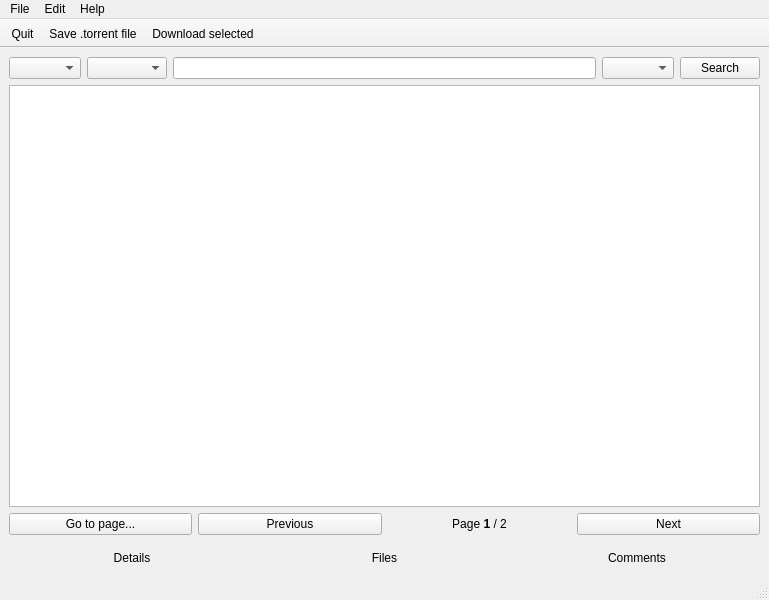
mayudev/NyaaDesktop, file resources/MainWindow.ui: the form before one commit.
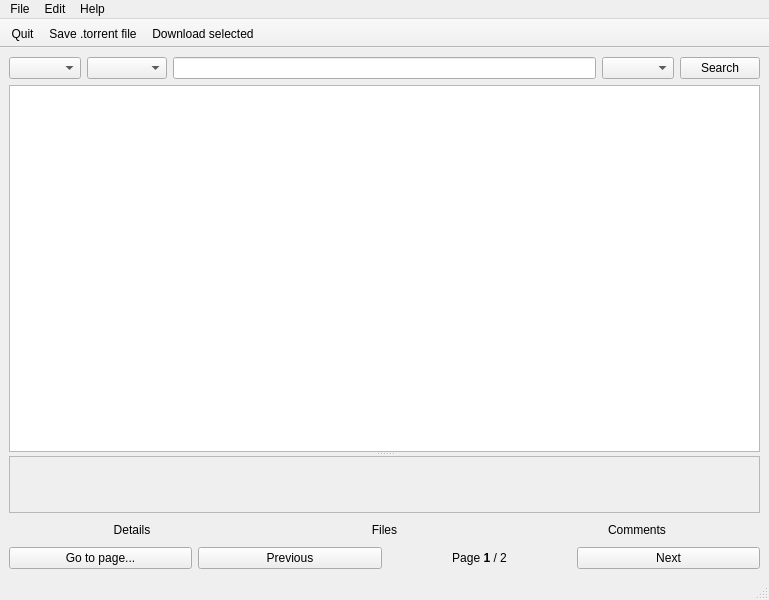
The form after the commit. Icons and pictures are not drawn.

Commit message: Made tabs resizable

Patch:
```diff
--- a/resources/MainWindow.ui
+++ b/resources/MainWindow.ui
@@ -14,7 +14,7 @@
    <string>NyaaDesktop</string>
   </property>
   <widget class="QWidget" name="centralwidget">
-   <layout class="QVBoxLayout" name="verticalLayout" stretch="0,0,0,0,0">
+   <layout class="QVBoxLayout" name="verticalLayout">
     <item>
      <layout class="QHBoxLayout" name="search_bar">
       <item>
@@ -55,6 +55,10 @@
      </layout>
     </item>
     <item>
+     <widget class="QSplitter" name="splitter">
+      <property name="orientation">
+       <enum>Qt::Vertical</enum>
+      </property>
      <widget class="QTreeView" name="results">
       <property name="contextMenuPolicy">
        <enum>Qt::CustomContextMenu</enum>
@@ -72,43 +76,6 @@
        <bool>true</bool>
       </property>
      </widget>
-    </item>
-    <item>
-     <layout class="QHBoxLayout" name="horizontalLayout">
-      <item>
-       <widget class="QPushButton" name="page_go">
-        <property name="text">
-         <string>Go to page...</string>
-        </property>
-       </widget>
-      </item>
-      <item>
-       <widget class="QPushButton" name="page_prev">
-        <property name="text">
-         <string>Previous</string>
-        </property>
-       </widget>
-      </item>
-      <item>
-       <widget class="QLabel" name="page_display">
-        <property name="text">
-         <string>Page &lt;b&gt;1&lt;/b&gt; / 2</string>
-        </property>
-        <property name="alignment">
-         <set>Qt::AlignCenter</set>
-        </property>
-       </widget>
-      </item>
-      <item>
-       <widget class="QPushButton" name="page_next">
-        <property name="text">
-         <string>Next</string>
-        </property>
-       </widget>
-      </item>
-     </layout>
-    </item>
-    <item>
      <widget class="QFrame" name="frame">
       <property name="frameShape">
        <enum>QFrame::StyledPanel</enum>
@@ -117,6 +84,7 @@
        <enum>QFrame::Raised</enum>
       </property>
      </widget>
+     </widget>
     </item>
     <item>
      <layout class="QHBoxLayout" name="buttons">
@@ -173,6 +141,41 @@
       </item>
      </layout>
     </item>
+    <item>
+     <layout class="QHBoxLayout" name="horizontalLayout">
+      <item>
+       <widget class="QPushButton" name="page_go">
+        <property name="text">
+         <string>Go to page...</string>
+        </property>
+       </widget>
+      </item>
+      <item>
+       <widget class="QPushButton" name="page_prev">
+        <property name="text">
+         <string>Previous</string>
+        </property>
+       </widget>
+      </item>
+      <item>
+       <widget class="QLabel" name="page_display">
+        <property name="text">
+         <string>Page &lt;b&gt;1&lt;/b&gt; / 2</string>
+        </property>
+        <property name="alignment">
+         <set>Qt::AlignCenter</set>
+        </property>
+       </widget>
+      </item>
+      <item>
+       <widget class="QPushButton" name="page_next">
+        <property name="text">
+         <string>Next</string>
+        </property>
+       </widget>
+      </item>
+     </layout>
+    </item>
    </layout>
   </widget>
   <widget class="QMenuBar" name="menubar">
```
Left out of the diff: 2 changed lines with no effect on the pictures. Lines whose indentation alone changed are shown as unchanged. The commit also changes 2 other files.
